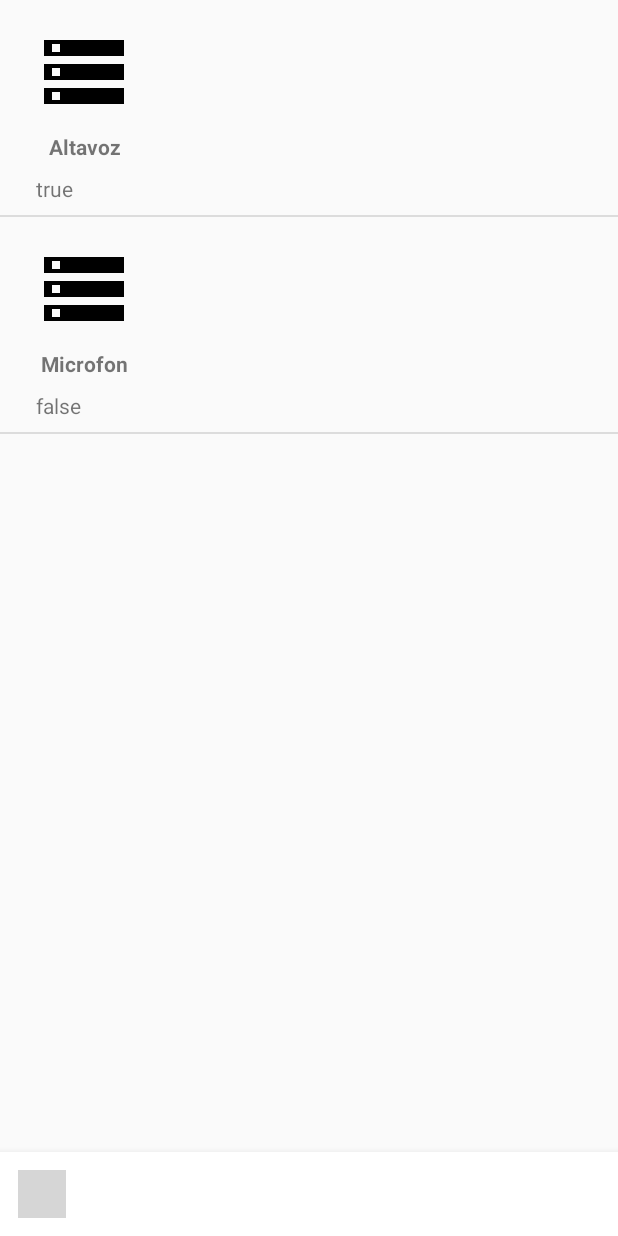
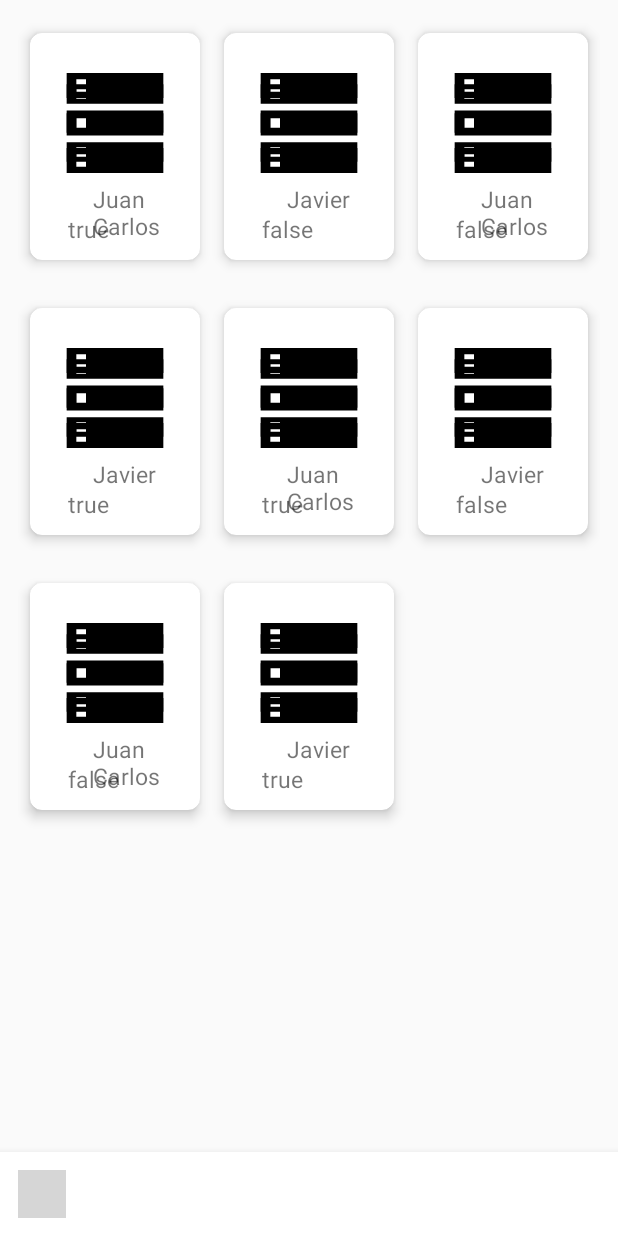
Before and after one commit to jcarlosalarconp/SLF-MANAGEMENT, an Android app: the screen it shows after launch (MainActivity), on a phone screen of 412 x 824 dp. Run offline under Robolectric (Android 15) with nearby library versions, the phone set to English and light mode, and no system bars; libraries missing offline, so code that uses them is left out: com.gauravk.bubblenavigation; plain views replace BubbleNavigationLinearView, BubbleToggleView; 1 statement that could not run was skipped; grey boxes are pictures that could not be loaded.

Commit message:
Creación MaterialActivity y cambio de FragmentMaterial - Implements MaterialActivity and modify MaterialFragmentl
Creaciñon de MaterialActivity, es la pantalla individual al seleccionar un material de la lista.
La lista de MaterialFragment ha sido cambiada a RecyclerView
-
Implements MaterialActivity, screen for unique stuff of the MaterialList.
MaterialFragment List was changed to RecyclerView

```diff
--- a/admin/app/src/main/AndroidManifest.xml
+++ b/admin/app/src/main/AndroidManifest.xml
@@ -9,6 +9,7 @@
         android:roundIcon="@mipmap/ic_launcher_round"
         android:supportsRtl="true"
         android:theme="@style/AppTheme">
+        <activity android:name=".activitys.MaterialActivity"></activity>
         <activity android:name=".MainActivity">
             <intent-filter>
                 <action android:name="android.intent.action.MAIN" />
--- a/admin/app/src/main/java/com/example/slf_management/adapter/MaterialAdapter.kt
+++ b/admin/app/src/main/java/com/example/slf_management/adapter/MaterialAdapter.kt
@@ -1,24 +1,59 @@
 package com.example.slf_management.adapter
+
 
 import android.content.Context
 import android.view.LayoutInflater
 import android.view.View
 import android.view.ViewGroup
-import android.widget.ArrayAdapter
+import android.widget.ImageView
+import android.widget.TextView
+import android.widget.Toast
+import androidx.recyclerview.widget.RecyclerView
 import com.example.slf_management.R
 import com.example.slf_management.items.MaterialItem
-import kotlinx.android.synthetic.main.item_material.view.*
 
-class MaterialAdapter(private val mContext: Context, private val listaMateriales: List<MaterialItem>) : ArrayAdapter<MaterialItem>(mContext, 0, listaMateriales) {
-    override fun getView(position: Int, convertView: View?, parent: ViewGroup): View {
-        val layout = LayoutInflater.from(mContext).inflate(R.layout.item_material, parent, false)
+class MaterialAdapter(var context: Context, var arrayList: ArrayList<MaterialItem>) :
+        RecyclerView.Adapter<MaterialAdapter.ItemHolder>() {
 
-        val material = listaMateriales[position]
+    private lateinit var mListener: MaterialListener
 
-        layout.nombre.text = material.nombre
-        layout.disponibilidad.text = material.disponibilidad.toString()
-        layout.imageView.setImageResource(material.imagen)
+    override fun onCreateViewHolder(parent: ViewGroup, viewType: Int): ItemHolder {
 
-        return layout
+        val itemHolder = LayoutInflater.from(parent.context).inflate(R.layout.item_material, parent, false)
+        return ItemHolder(itemHolder)
+
     }
+
+    override fun getItemCount(): Int {
+        return arrayList.size
+    }
+
+    fun setMaterialListener(listener: MaterialListener){
+        mListener = listener
+    }
+
+    override fun onBindViewHolder(holder: ItemHolder, position: Int) {
+        val materialItem: MaterialItem = arrayList.get(position)
+
+        holder.imagen.setImageResource(materialItem.imagenMaterial!!)
+        holder.nombre.text = materialItem.nombreMaterial
+        holder.disponibilidad.text = materialItem.disponibilidadMaterial.toString()
+
+        holder.itemView.setOnClickListener() {
+            mListener.onClick(position)
+        }
+    }
+
+    class ItemHolder(itemView: View) : RecyclerView.ViewHolder(itemView){
+
+        var imagen = itemView.findViewById<ImageView>(R.id.imagenMaterial)
+        var nombre = itemView.findViewById<TextView>(R.id.nombreMaterial)
+        var disponibilidad = itemView.findViewById<TextView>(R.id.disponibilidadMaterial)
+
+    }
+
+    interface MaterialListener{
+        fun onClick(position: Int)
+    }
+
 }
--- a/admin/app/src/main/java/com/example/slf_management/adapter/PersonalAdapter.kt
+++ b/admin/app/src/main/java/com/example/slf_management/adapter/PersonalAdapter.kt
@@ -44,4 +44,5 @@ class PersonalAdapter(var context: Context, var arrayList: ArrayList<PersonalIte
 
     }
 
+
 }
--- a/admin/app/src/main/java/com/example/slf_management/fragments/MaterialFragment.kt
+++ b/admin/app/src/main/java/com/example/slf_management/fragments/MaterialFragment.kt
@@ -1,37 +1,78 @@
 package com.example.slf_management.fragments
 
 
+import android.content.Intent
+import android.os.Build
 import android.os.Bundle
 import androidx.fragment.app.Fragment
 import android.view.LayoutInflater
 import android.view.View
 import android.view.ViewGroup
-import android.widget.ListView
+import androidx.annotation.RequiresApi
+import androidx.recyclerview.widget.GridLayoutManager
+import androidx.recyclerview.widget.RecyclerView
 
 import com.example.slf_management.R
+import com.example.slf_management.activitys.MaterialActivity
 import com.example.slf_management.adapter.MaterialAdapter
 import com.example.slf_management.items.MaterialItem
+import java.time.LocalDate
 
 /**
  * A simple [Fragment] subclass.
  */
 class MaterialFragment : Fragment() {
-    private lateinit var listView: ListView
+    private lateinit var recyclerView: RecyclerView
+    private var gridLayoutManager: GridLayoutManager? = null
 
+
+    @RequiresApi(Build.VERSION_CODES.O)
     override fun onCreateView(inflater: LayoutInflater, container: ViewGroup?,
                               savedInstanceState: Bundle?): View? {
 
         val view = inflater.inflate(R.layout.fragment_material, container, false)
-        listView = view!!.findViewById(R.id.listViewMateriales) as ListView
 
-        val material = MaterialItem("Altavoz", true, R.drawable.material_icon)
-        val material2 = MaterialItem("Microfono", false, R.drawable.material_icon)
+        recyclerView = view!!.findViewById(R.id.recyclerMaterial) as RecyclerView
 
-        val listaMateriales = listOf(material, material2)
+        gridLayoutManager = GridLayoutManager(context, 3)
+        recyclerView?.layoutManager = gridLayoutManager
+        recyclerView?.setHasFixedSize(true)
 
-        val adapter = MaterialAdapter(inflater.context, listaMateriales)
+        var listaMaterial:ArrayList<MaterialItem> = ArrayList()
 
-        listView.adapter = adapter
+        val material = MaterialItem("Juan Carlos", true, R.drawable.material_icon)
+        val material2 = MaterialItem("Javier", false, R.drawable.material_icon)
+        val material3 = MaterialItem("Juan Carlos", false, R.drawable.material_icon)
+        val material4 = MaterialItem("Javier", true, R.drawable.material_icon)
+        val material5 = MaterialItem("Juan Carlos", true, R.drawable.material_icon)
+        val material6 = MaterialItem("Javier", false, R.drawable.material_icon)
+        val material7 = MaterialItem("Juan Carlos", false, R.drawable.material_icon)
+        val material8 = MaterialItem("Javier", true, R.drawable.material_icon)
+
+        listaMaterial.add(material)
+        listaMaterial.add(material2)
+        listaMaterial.add(material3)
+        listaMaterial.add(material4)
+        listaMaterial.add(material5)
+        listaMaterial.add(material6)
+        listaMaterial.add(material7)
+        listaMaterial.add(material8)
+
+        val adapter = MaterialAdapter(inflater.context, listaMaterial)
+
+        adapter.setMaterialListener(object : MaterialAdapter.MaterialListener {
+            override fun onClick(position: Int) {
+                val intent = Intent(context, MaterialActivity::class.java)
+                val bundle = Bundle()
+                bundle.putString("nombreMaterial", listaMaterial[position].nombreMaterial)
+                bundle.putInt("imagenMaterial", listaMaterial[position].imagenMaterial)
+                intent.putExtras(bundle)
+                startActivity(intent)
+            }
+
+        })
+
+        recyclerView.adapter = adapter
 
         return view
     }
--- a/admin/app/src/main/java/com/example/slf_management/fragments/PersonalFragment.kt
+++ b/admin/app/src/main/java/com/example/slf_management/fragments/PersonalFragment.kt
@@ -34,9 +34,9 @@ class PersonalFragment : Fragment() {
 
         val view = inflater.inflate(R.layout.fragment_personal, container, false)
 
-        recyclerView = view!!.findViewById(R.id.myRecycler) as RecyclerView
+        recyclerView = view!!.findViewById(R.id.recyclerPersonal) as RecyclerView
 
-        gridLayoutManager = GridLayoutManager(context, 3)
+        gridLayoutManager = GridLayoutManager(context, 2)
         recyclerView?.layoutManager = gridLayoutManager
         recyclerView?.setHasFixedSize(true)
 
--- a/admin/app/src/main/java/com/example/slf_management/items/MaterialItem.kt
+++ b/admin/app/src/main/java/com/example/slf_management/items/MaterialItem.kt
@@ -1,4 +1,4 @@
 package com.example.slf_management.items
 
-class MaterialItem(val nombre:String, val disponibilidad:Boolean, val imagen: Int) {
+class MaterialItem(val nombreMaterial:String, val disponibilidadMaterial:Boolean, val imagenMaterial: Int) {
 }
--- a/admin/app/src/main/res/layout/fragment_material.xml
+++ b/admin/app/src/main/res/layout/fragment_material.xml
@@ -1,15 +1,16 @@
 <?xml version="1.0" encoding="utf-8"?>
 <LinearLayout xmlns:android="http://schemas.android.com/apk/res/android"
-    xmlns:app="http://schemas.android.com/apk/res-auto"
     xmlns:tools="http://schemas.android.com/tools"
+    android:orientation="vertical"
     android:layout_width="match_parent"
     android:layout_height="match_parent"
-    tools:context=".fragments.MaterialFragment">
+    tools:context=".MainActivity"
+    android:weightSum="100">
 
-    <ListView
+    <androidx.recyclerview.widget.RecyclerView
         android:layout_width="match_parent"
         android:layout_height="match_parent"
-        android:id="@+id/listViewMateriales">
-    </ListView>
+        android:id="@+id/recyclerMaterial"
+        android:padding="12dp"/>
 
 </LinearLayout>
--- a/admin/app/src/main/res/layout/fragment_personal.xml
+++ b/admin/app/src/main/res/layout/fragment_personal.xml
@@ -10,7 +10,7 @@
     <androidx.recyclerview.widget.RecyclerView
         android:layout_width="match_parent"
         android:layout_height="match_parent"
-        android:id="@+id/myRecycler"
+        android:id="@+id/recyclerPersonal"
         android:padding="12dp"/>
 
 </LinearLayout>
--- a/admin/app/src/main/res/layout/item_material.xml
+++ b/admin/app/src/main/res/layout/item_material.xml
@@ -1,47 +1,44 @@
 <?xml version="1.0" encoding="utf-8"?>
-<androidx.constraintlayout.widget.ConstraintLayout xmlns:android="http://schemas.android.com/apk/res/android"
-    xmlns:app="http://schemas.android.com/apk/res-auto"
-    xmlns:tools="http://schemas.android.com/tools"
-    android:layout_width="wrap_content"
-    android:layout_height="wrap_content">
+<androidx.cardview.widget.CardView xmlns:android="http://schemas.android.com/apk/res/android"
+    xmlns:cardview="http://schemas.android.com/apk/res-auto"
+    android:layout_width="match_parent"
+    android:layout_height="wrap_content"
+    android:layout_marginBottom="12dp"
+    cardview:cardCornerRadius="8dp"
+    cardview:cardElevation="5dp"
+    cardview:cardPreventCornerOverlap="true"
+    cardview:cardUseCompatPadding="true">
 
-    <ImageView
-        android:id="@+id/imageView"
-        android:layout_width="64dp"
-        android:layout_height="64dp"
-        android:layout_marginStart="24dp"
-        android:layout_marginTop="16dp"
-        android:layout_marginEnd="24dp"
-        android:layout_marginBottom="16dp"
-        app:layout_constraintBottom_toBottomOf="parent"
-        app:layout_constraintEnd_toEndOf="parent"
-        app:layout_constraintStart_toStartOf="parent"
-        app:layout_constraintTop_toTopOf="parent"
-        app:layout_constraintVertical_bias="0.004"
-        app:srcCompat="@drawable/material_icon" />
+    <RelativeLayout
+        android:layout_width="match_parent"
+        android:layout_height="wrap_content"
+        android:padding="10dp">
 
-    <TextView
-        android:id="@+id/nombre"
-        android:layout_width="64dp"
-        android:layout_height="20dp"
-        android:layout_marginStart="24dp"
-        android:layout_marginTop="8dp"
-        android:gravity="center"
-        android:text="TextView"
-        android:textStyle="bold"
-        app:layout_constraintStart_toStartOf="parent"
-        app:layout_constraintTop_toBottomOf="@+id/imageView" />
+        <ImageView
+            android:id="@+id/imagenMaterial"
+            android:layout_width="100dp"
+            android:layout_height="100dp"
+            android:layout_marginHorizontal="8dp"
+            android:background="@drawable/material_icon" />
 
-    <TextView
-        android:id="@+id/disponibilidad"
-        android:layout_width="wrap_content"
-        android:layout_height="wrap_content"
-        android:layout_marginStart="24dp"
-        android:layout_marginTop="8dp"
-        android:layout_marginBottom="8dp"
-        android:gravity="center"
-        android:text="TextView"
-        app:layout_constraintBottom_toBottomOf="parent"
-        app:layout_constraintStart_toStartOf="parent"
-        app:layout_constraintTop_toBottomOf="@+id/nombre" />
-</androidx.constraintlayout.widget.ConstraintLayout>
+        <TextView
+            android:id="@+id/nombreMaterial"
+            android:layout_width="wrap_content"
+            android:layout_height="wrap_content"
+            android:text="Nombre"
+            android:layout_marginLeft="32dp"
+            android:layout_marginTop="90dp"
+            android:textSize="15sp" />
+
+        <TextView
+            android:id="@+id/disponibilidadMaterial"
+            android:layout_width="wrap_content"
+            android:layout_height="wrap_content"
+            android:text="Disponibilidad"
+            android:layout_marginLeft="15dp"
+            android:layout_marginTop="110dp"
+            android:textSize="15sp" />
+
+    </RelativeLayout>
+
+</androidx.cardview.widget.CardView>
```
Also changed, not shown: admin/app/src/main/java/com/example/slf_management/activitys/MaterialActivity.kt (added, +24 -0 lines), admin/app/src/main/res/layout/activity_material.xml (added, +71 -0 lines), 1 other file.
